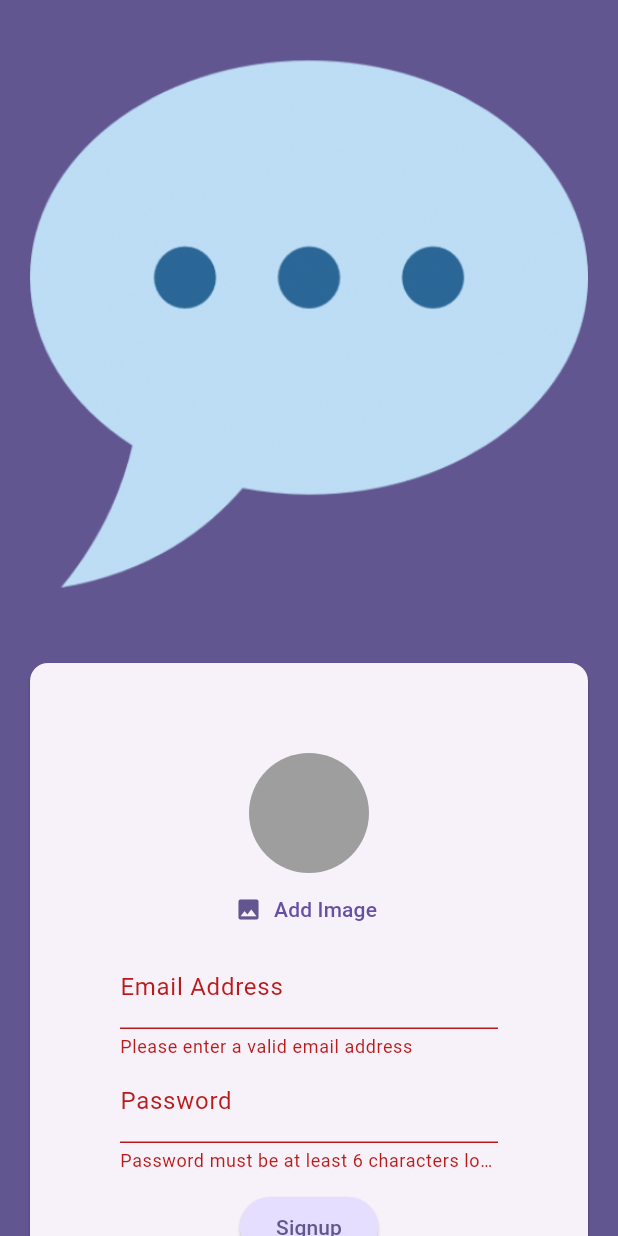
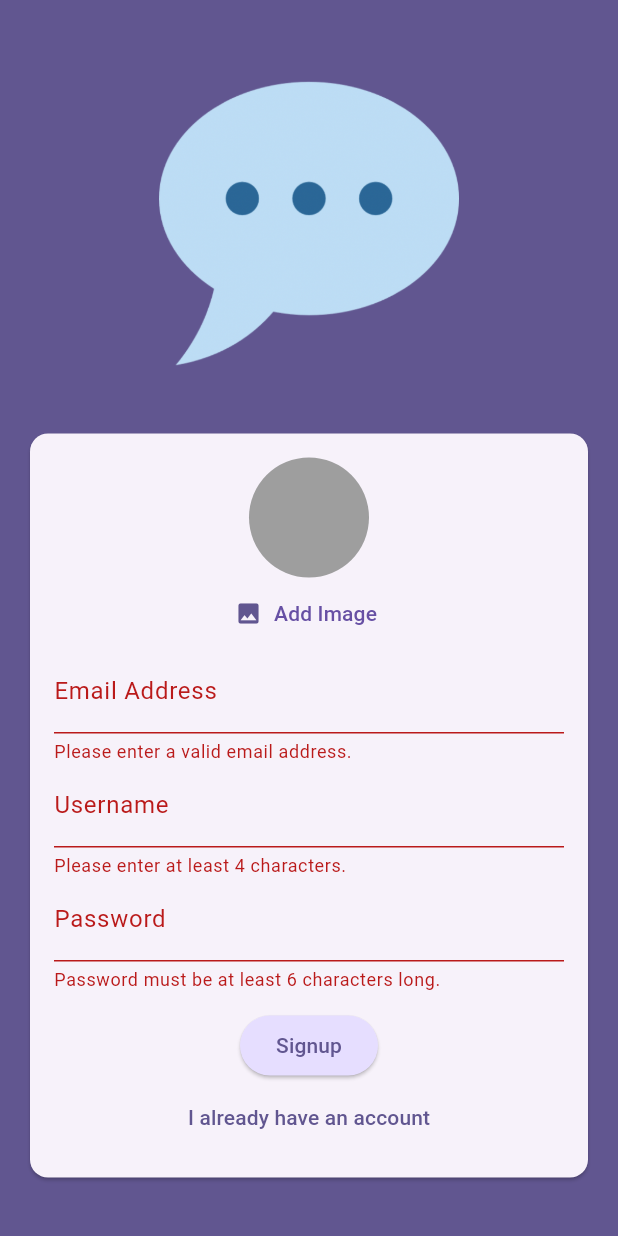
Before and after one commit to ramazansahin11/chat_app_flutter_course, a Flutter app: the screen it shows after launch, after a tap on "Login", after a tap on "Create an account", after a tap on "Signup", on a phone screen of 412 x 824 dp. Run offline on Flutter 3.47's test engine with Material 3 defaults, Android fonts, the phone set to English and light mode, and no system bars; our stand-ins replace cloud_firestore, firebase_auth, firebase_core, firebase_storage, image_picker; accounts and stored records are empty; generated files the repository leaves out were written again.

Commit message:
feat: integrate Cloud Firestore for chat functionality
- Updated AuthScreen to save user data (username, email, image_url) to Firestore upon registration.
- Enhanced ChatScreen to display messages using a new ChatMessages widget.
- Created MessageBubble widget to format individual chat messages.
- Added NewMessage widget for sending messages, including user data retrieval from Firestore.
- Updated pubspec.yaml and pubspec.lock to include cloud_firestore dependency.

```diff
--- a/lib/screens/auth_screen.dart
+++ b/lib/screens/auth_screen.dart
@@ -1,9 +1,10 @@
 import 'dart:io';
 
 import 'package:chat_app_flutter_course/widgets/user_image_picker.dart';
-import 'package:firebase_auth/firebase_auth.dart';
+import 'package:cloud_firestore/cloud_firestore.dart';
 import 'package:firebase_storage/firebase_storage.dart';
 import 'package:flutter/material.dart';
+import 'package:firebase_auth/firebase_auth.dart';
 
 final _firebase = FirebaseAuth.instance;
 
@@ -11,26 +12,31 @@
   const AuthScreen({super.key});
 
   @override
-  State<AuthScreen> createState() => _AuthScreenState();
+  State<AuthScreen> createState() {
+    return _AuthScreenState();
+  }
 }
 
 class _AuthScreenState extends State<AuthScreen> {
-  final _formKey = GlobalKey<FormState>();
+  final _form = GlobalKey<FormState>();
+
   var _isLogin = true;
   var _enteredEmail = '';
   var _enteredPassword = '';
+  var _enteredUsername = '';
   File? _selectedImage;
   var _isAuthenticating = false;
 
   void _submit() async {
-    final isValid = _formKey.currentState!.validate();
+    final isValid = _form.currentState!.validate();
 
     if (!isValid || !_isLogin && _selectedImage == null) {
-      //show erro message
+      // show error message ...
       return;
     }
 
-    _formKey.currentState!.save();
+    _form.currentState!.save();
+
     try {
       setState(() {
         _isAuthenticating = true;
@@ -53,15 +59,23 @@
 
         await storageRef.putFile(_selectedImage!);
         final imageUrl = await storageRef.getDownloadURL();
-        print(imageUrl);
+
+        await FirebaseFirestore.instance
+            .collection('users')
+            .doc(userCredentials.user!.uid)
+            .set({
+              'username': _enteredUsername,
+              'email': _enteredEmail,
+              'image_url': imageUrl,
+            });
       }
     } on FirebaseAuthException catch (error) {
       if (error.code == 'email-already-in-use') {
-        //TODO:
+        // ...
       }
       ScaffoldMessenger.of(context).clearSnackBars();
       ScaffoldMessenger.of(context).showSnackBar(
-        SnackBar(content: Text(error.message ?? 'Authentication failed')),
+        SnackBar(content: Text(error.message ?? 'Authentication failed.')),
       );
       setState(() {
         _isAuthenticating = false;
@@ -76,26 +90,27 @@
       body: Center(
         child: SingleChildScrollView(
           child: Column(
-            mainAxisAlignment: .center,
+            mainAxisAlignment: MainAxisAlignment.center,
             children: [
               Container(
-                margin: EdgeInsets.only(
+                margin: const EdgeInsets.only(
                   top: 30,
                   bottom: 20,
                   left: 20,
                   right: 20,
                 ),
+                width: 200,
                 child: Image.asset('assets/images/chat.png'),
               ),
               Card(
-                margin: EdgeInsets.all(20),
+                margin: const EdgeInsets.all(20),
                 child: SingleChildScrollView(
                   child: Padding(
-                    padding: EdgeInsetsGeometry.all(60),
+                    padding: const EdgeInsets.all(16),
                     child: Form(
-                      key: _formKey,
+                      key: _form,
                       child: Column(
-                        mainAxisSize: .min,
+                        mainAxisSize: MainAxisSize.min,
                         children: [
                           if (!_isLogin)
                             UserImagePicker(
@@ -104,41 +119,61 @@
                               },
                             ),
                           TextFormField(
-                            decoration: InputDecoration(
+                            decoration: const InputDecoration(
                               labelText: 'Email Address',
                             ),
-                            keyboardType: .emailAddress,
+                            keyboardType: TextInputType.emailAddress,
                             autocorrect: false,
-                            textCapitalization: .none,
+                            textCapitalization: TextCapitalization.none,
                             validator: (value) {
                               if (value == null ||
                                   value.trim().isEmpty ||
                                   !value.contains('@')) {
-                                return 'Please enter a valid email address';
+                                return 'Please enter a valid email address.';
                               }
+
                               return null;
                             },
-                            onSaved: (newValue) {
-                              _enteredEmail = newValue!;
+                            onSaved: (value) {
+                              _enteredEmail = value!;
                             },
                           ),
+                          if (!_isLogin)
+                            TextFormField(
+                              decoration: const InputDecoration(
+                                labelText: 'Username',
+                              ),
+                              enableSuggestions: false,
+                              validator: (value) {
+                                if (value == null ||
+                                    value.isEmpty ||
+                                    value.trim().length < 4) {
+                                  return 'Please enter at least 4 characters.';
+                                }
+                                return null;
+                              },
+                              onSaved: (value) {
+                                _enteredUsername = value!;
+                              },
+                            ),
                           TextFormField(
-                            decoration: InputDecoration(labelText: 'Password'),
+                            decoration: const InputDecoration(
+                              labelText: 'Password',
+                            ),
                             obscureText: true,
                             validator: (value) {
-                              if (value == null ||
-                                  value.trim().isEmpty ||
-                                  value.trim().length < 6) {
+                              if (value == null || value.trim().length < 6) {
                                 return 'Password must be at least 6 characters long.';
                               }
                               return null;
                             },
-                            onSaved: (newValue) {
-                              _enteredPassword = newValue!;
+                            onSaved: (value) {
+                              _enteredPassword = value!;
                             },
                           ),
                           const SizedBox(height: 12),
-                          if (_isAuthenticating) CircularProgressIndicator(),
+                          if (_isAuthenticating)
+                            const CircularProgressIndicator(),
                           if (!_isAuthenticating)
                             ElevatedButton(
                               onPressed: _submit,
@@ -159,7 +194,7 @@
                               child: Text(
                                 _isLogin
                                     ? 'Create an account'
-                                    : 'I already have an account.',
+                                    : 'I already have an account',
                               ),
                             ),
                         ],
--- a/pubspec.yaml
+++ b/pubspec.yaml
@@ -38,6 +38,7 @@
   firebase_auth: ^6.1.4
   firebase_storage: ^13.0.6
   image_picker: ^1.2.1
+  cloud_firestore: ^6.1.2
 
 dev_dependencies:
   flutter_test:
```
Also changed, not shown: lib/screens/chat_screen.dart (+12 -4 lines), lib/widgets/chat_messages.dart (added, +67 -0 lines), lib/widgets/message_bubble.dart (added, +144 -0 lines), lib/widgets/new_messages.dart (added, +72 -0 lines), pubspec.lock, 1 other file.
